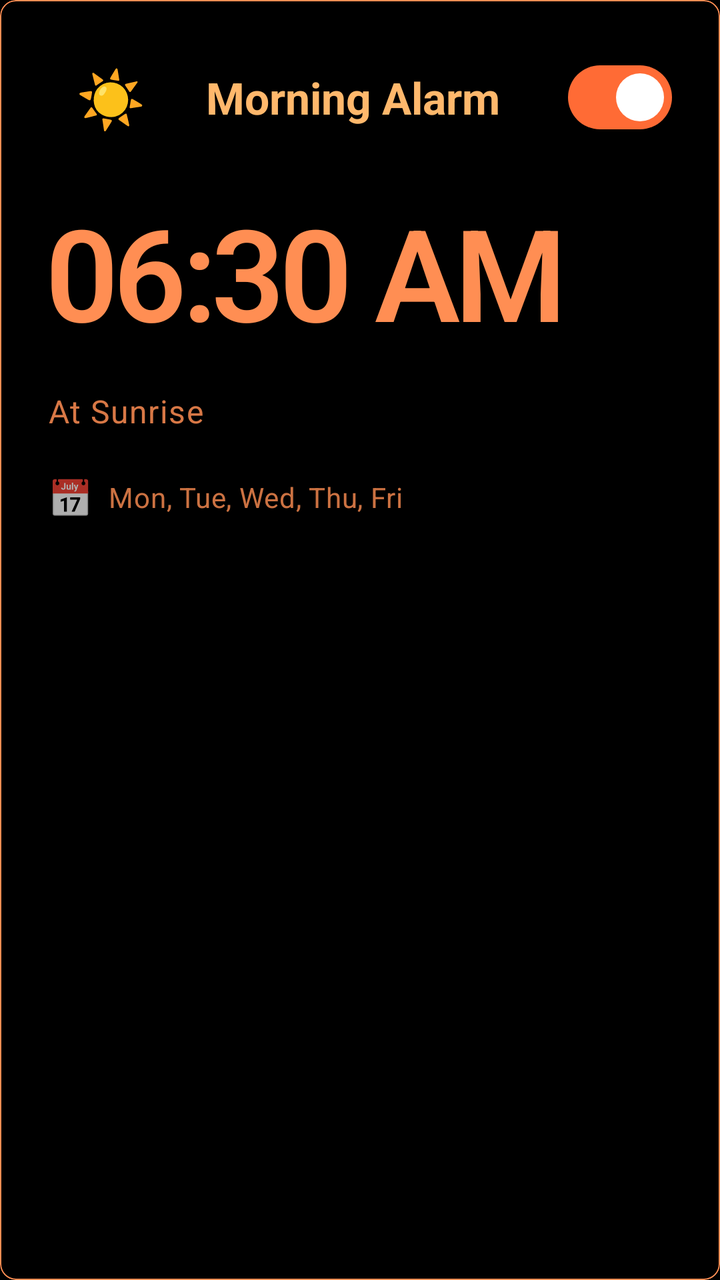
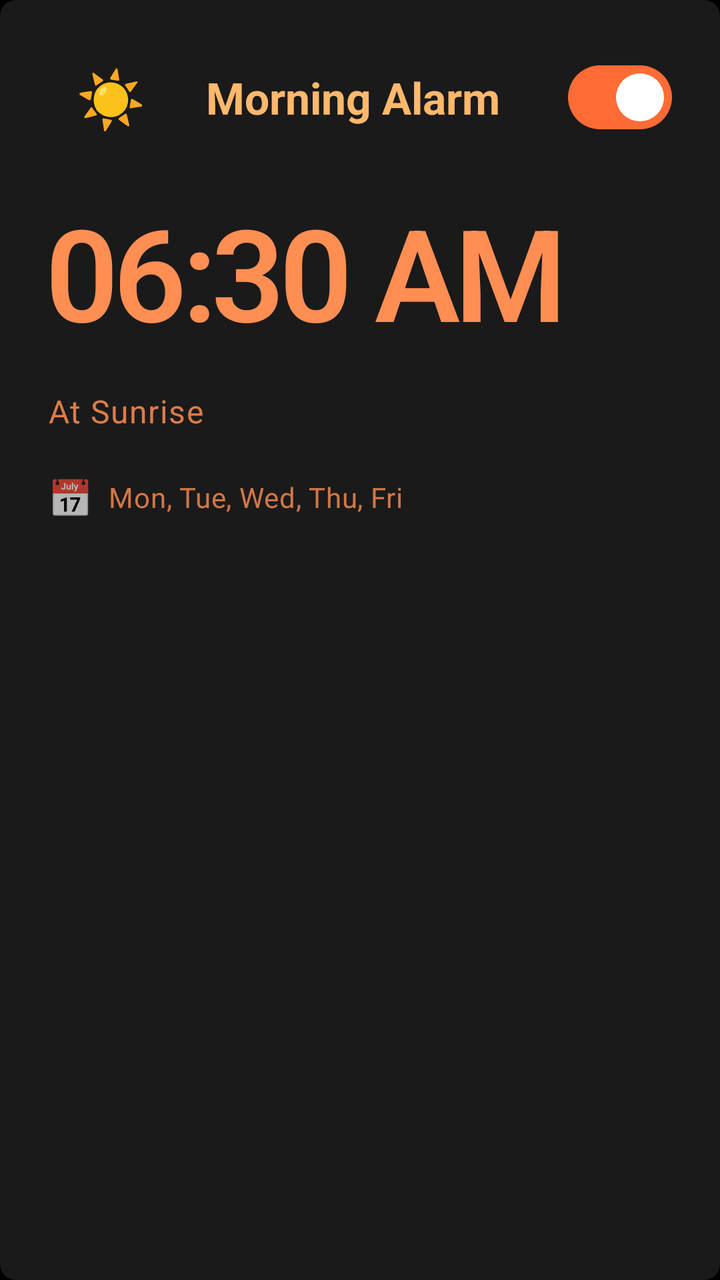

Before-and-after screenshots of an Android layout around one commit, followed by the original layout XML and the change that was made.
<!-- AndroidManifest.xml: application theme Theme.MyApplication -->
<!-- res/layout/alarm_item_improved.xml -->
<?xml version="1.0" encoding="utf-8"?>
<com.google.android.material.card.MaterialCardView
    xmlns:android="http://schemas.android.com/apk/res/android"
    xmlns:app="http://schemas.android.com/apk/res-auto"
    android:id="@+id/alarmCard"
    android:layout_width="match_parent"
    android:layout_height="wrap_content"
    android:layout_marginVertical="8dp"
    android:layout_marginHorizontal="4dp"
    app:cardBackgroundColor="@color/card_background_minimal"
    app:cardCornerRadius="8dp"
    app:cardElevation="0dp"
    app:strokeWidth="0.5dp"
    app:strokeColor="@color/card_border_minimal"
    android:clickable="true"
    android:focusable="true"
    app:rippleColor="@color/md_theme_dark_primary"
    android:stateListAnimator="@null">

    <LinearLayout
        android:layout_width="match_parent"
        android:layout_height="wrap_content"
        android:orientation="vertical"
        android:padding="@dimen/card_padding_xlarge">

        
        <LinearLayout
            android:layout_width="match_parent"
            android:layout_height="wrap_content"
            android:orientation="horizontal"
            android:gravity="center_vertical"
            android:layout_marginBottom="20dp">

            <LinearLayout
                android:layout_width="0dp"
                android:layout_height="wrap_content"
                android:layout_weight="1"
                android:orientation="horizontal"
                android:gravity="center_vertical">

                
                <com.google.android.material.card.MaterialCardView
                    android:id="@+id/modeBadge"
                    android:layout_width="wrap_content"
                    android:layout_height="wrap_content"
                    android:layout_marginEnd="16dp"
                    app:cardBackgroundColor="@android:color/transparent"
                    android:background="@drawable/badge_background"
                    app:cardCornerRadius="16dp"
                    app:cardElevation="0dp"
                    app:strokeWidth="0dp">

                    <TextView
                        android:id="@+id/modeBadgeText"
                        android:layout_width="wrap_content"
                        android:layout_height="wrap_content"
                        android:text="☀️"
                        android:textSize="28sp"
                        android:paddingHorizontal="14dp"
                        android:paddingVertical="6dp"/>

                </com.google.android.material.card.MaterialCardView>

                
                <TextView
                    android:id="@+id/textViewAlarmLabel"
                    android:layout_width="0dp"
                    android:layout_height="wrap_content"
                    android:layout_weight="1"
                    android:text="Morning Alarm"
                    android:textColor="@color/md_theme_dark_onSurface"
                    android:textAppearance="@style/TextAppearance.Material3.TitleLarge"
                    android:textStyle="bold"
                    android:maxLines="1"
                    android:ellipsize="end"/>

            </LinearLayout>

            
            <com.google.android.material.materialswitch.MaterialSwitch
                android:id="@+id/switchAlarmEnabled"
                android:layout_width="wrap_content"
                android:layout_height="wrap_content"
                android:checked="true"
                app:thumbTint="@color/md_theme_dark_onPrimaryContainer"
                app:trackTint="@color/md_theme_dark_primaryContainer"/>

        </LinearLayout>

        
        <TextView
            android:id="@+id/tvAlarmTime"
            android:layout_width="wrap_content"
            android:layout_height="wrap_content"
            android:text="06:30 AM"
            android:textColor="@color/md_theme_dark_primary"
            android:textSize="64sp"
            android:textStyle="bold"
            android:fontFamily="sans-serif-light"
            android:letterSpacing="-0.04"
            android:layout_marginBottom="16dp"/>

        
        <TextView
            android:id="@+id/tvModeDescription"
            android:layout_width="wrap_content"
            android:layout_height="wrap_content"
            android:text="At Sunrise"
            android:textAppearance="@style/TextAppearance.Material3.BodyLarge"
            android:textColor="@color/md_theme_dark_onSurfaceVariant"
            android:alpha="0.85"
            android:layout_marginBottom="20dp"/>

        
        <LinearLayout
            android:id="@+id/repeatDaysRow"
            android:layout_width="match_parent"
            android:layout_height="wrap_content"
            android:orientation="horizontal"
            android:gravity="center_vertical">

            <TextView
                android:layout_width="wrap_content"
                android:layout_height="wrap_content"
                android:text="📅"
                android:textSize="18sp"
                android:layout_marginEnd="8dp"
                android:alpha="0.7"/>

            <TextView
                android:id="@+id/tvRepeatDays"
                android:layout_width="0dp"
                android:layout_height="wrap_content"
                android:layout_weight="1"
                android:text="Mon, Tue, Wed, Thu, Fri"
                android:textAppearance="@style/TextAppearance.Material3.BodyMedium"
                android:textColor="@color/md_theme_dark_onSurfaceVariant"
                android:alpha="0.8"/>

        </LinearLayout>

    </LinearLayout>

</com.google.android.material.card.MaterialCardView>
<!-- resources referenced by this layout -->
<resources>
  <color name="card_background_minimal">#000000</color>
  <color name="card_border_minimal">#FF8E53</color>
  <color name="md_theme_dark_onPrimaryContainer">#FFFFFF</color>
  <color name="md_theme_dark_onSurface">#FFB86C</color>
  <color name="md_theme_dark_onSurfaceVariant">#FF8E53</color>
  <color name="md_theme_dark_primary">#FF8E53</color>
  <color name="md_theme_dark_primaryContainer">#FF6B35</color>
  <dimen name="card_padding_xlarge">32dp</dimen>
  <!-- drawable badge_background (drawable) -->
  <?xml version="1.0" encoding="utf-8"?>
  <shape xmlns:android="http://schemas.android.com/apk/res/android"
      android:shape="rectangle">
      
      <solid android:color="@color/card_background_minimal"/>
      
      <stroke
          android:width="0.5dp"
          android:color="@color/sunrise" />
      <corners android:radius="4dp"/>
  </shape>
  <style name="Theme.MyApplication" parent="Base.Theme.Rooster" />
  <color name="sunrise">#FF8E53</color>
  <color name="md_theme_dark_onPrimary">#FFFFFF</color>
  <color name="md_theme_dark_secondary">#FFB86C</color>
  <color name="md_theme_dark_onSecondary">#1C0F0A</color>
  <color name="md_theme_dark_secondaryContainer">#FF8E53</color>
  <color name="md_theme_dark_onSecondaryContainer">#FFFFFF</color>
  <color name="md_theme_dark_tertiary">#FFD89C</color>
  <color name="md_theme_dark_onTertiary">#1C0F0A</color>
  <color name="md_theme_dark_tertiaryContainer">#FFB86C</color>
  <color name="md_theme_dark_onTertiaryContainer">#1C0F0A</color>
  <color name="md_theme_dark_error">#FFB4AB</color>
  <color name="md_theme_dark_onError">#690005</color>
  <color name="md_theme_dark_errorContainer">#93000A</color>
  <color name="md_theme_dark_onErrorContainer">#FFDAD6</color>
  <color name="md_theme_dark_surface">#000000</color>
  <color name="md_theme_dark_surfaceVariant">#0A0A0A</color>
  <color name="md_theme_dark_background">#000000</color>
  <color name="md_theme_dark_onBackground">#FFB86C</color>
  <color name="md_theme_dark_outline">#FF8E53</color>
  <color name="md_theme_dark_outlineVariant">#FFB86C</color>
  <style name="ShapeAppearance.Rooster.SmallComponent" parent="ShapeAppearance.Material3.SmallComponent">
          <item name="cornerFamily">rounded</item>
          <item name="cornerSize">4dp</item>
      </style>
  <style name="ShapeAppearance.Rooster.MediumComponent" parent="ShapeAppearance.Material3.MediumComponent">
          <item name="cornerFamily">rounded</item>
          <item name="cornerSize">6dp</item>
      </style>
  <style name="ShapeAppearance.Rooster.LargeComponent" parent="ShapeAppearance.Material3.LargeComponent">
          <item name="cornerFamily">rounded</item>
          <item name="cornerSize">8dp</item>
      </style>
  <!-- unchanged entries left out for length: 1 -->
</resources>

<!-- the commit's change to res/layout/alarm_item_improved.xml (unified diff, before → after) -->
@@ -7,11 +7,10 @@
     android:layout_height="wrap_content"
     android:layout_marginVertical="8dp"
     android:layout_marginHorizontal="4dp"
-    app:cardBackgroundColor="@color/card_background_minimal"
+    app:cardBackgroundColor="@color/md_theme_dark_surfaceContainerHigh"
     app:cardCornerRadius="8dp"
     app:cardElevation="0dp"
-    app:strokeWidth="0.5dp"
-    app:strokeColor="@color/card_border_minimal"
+    app:strokeWidth="0dp"
     android:clickable="true"
     android:focusable="true"
     app:rippleColor="@color/md_theme_dark_primary"
<!-- resource entries referenced after the edit -->
@@ -1,12 +1,12 @@
 <!-- resources referenced by this layout -->
 <resources>
   <color name="card_background_minimal">#000000</color>
-  <color name="card_border_minimal">#FF8E53</color>
   <color name="md_theme_dark_onPrimaryContainer">#FFFFFF</color>
   <color name="md_theme_dark_onSurface">#FFB86C</color>
   <color name="md_theme_dark_onSurfaceVariant">#FF8E53</color>
   <color name="md_theme_dark_primary">#FF8E53</color>
   <color name="md_theme_dark_primaryContainer">#FF6B35</color>
+  <color name="md_theme_dark_surfaceContainerHigh">#1A1A1A</color>
   <dimen name="card_padding_xlarge">32dp</dimen>
   <!-- drawable badge_background (drawable) -->
   <?xml version="1.0" encoding="utf-8"?>
